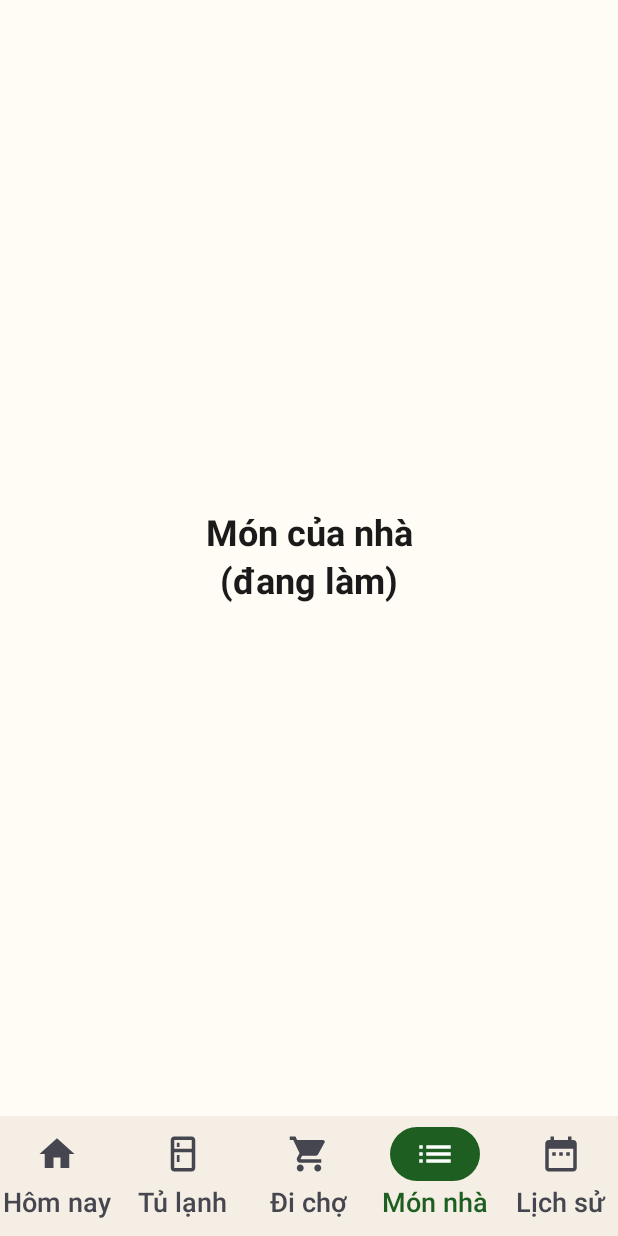
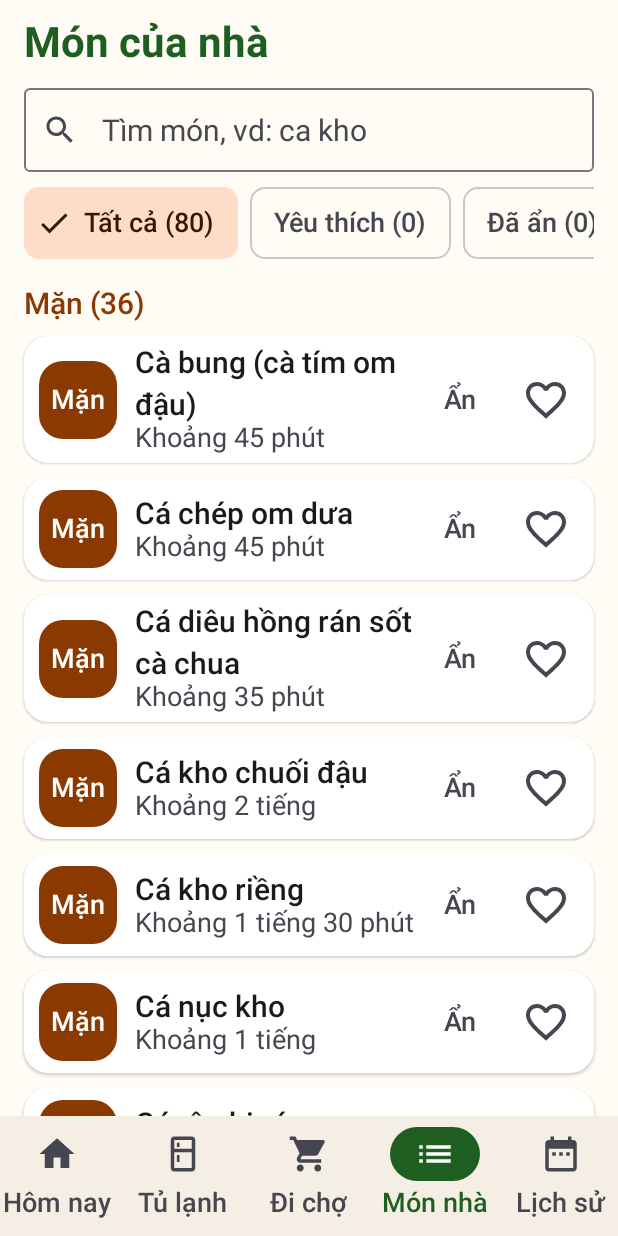
Before and after one commit to tommydangdn95/WhatEatToday, an Android app built with Jetpack Compose: the screen it shows after launch (MainActivity), item 4 of the bottom bar chosen, on a phone screen of 412 x 824 dp. Run offline under Robolectric (Android 15) with nearby library versions, the phone set to English and light mode, and no system bars; our stand-ins replace Dagger/Hilt's generated code, Room's generated code; libraries missing offline, so code that uses them is left out: androidx.hilt.lifecycle.

Commit message:
Favorites: weight 10/100 in suggestions, Món nhà tab with Yêu thích / Đã ẩn filters
- SuggestionEngine weights as constants: weather 30, region 20, recency 25, favorite 10, pantry 15
- Favorites only add score; hidden / repeat-avoid / quick filter / slot / protein rules still apply (tests)
- Món nhà tab (F07, F09): search without accents, chips with counts, grouped by category,
  heart / hide / unhide with 5s undo, tap → recipe
- SPEC 1.2, CLAUDE.md updated; 42 unit tests

Co-Authored-By: Claude Opus 5.5 <noreply@anthropic.com>

```diff
--- a/app/src/main/java/com/family/homnayangi/domain/SuggestionEngine.kt
+++ b/app/src/main/java/com/family/homnayangi/domain/SuggestionEngine.kt
@@ -69,19 +69,22 @@ class SuggestionEngine(private val random: Random = Random.Default) {
 
     /** [daysSinceLastEaten] = null nếu chưa từng ăn. */
     fun recencyScore(daysSinceLastEaten: Long?): Int =
-        if (daysSinceLastEaten == null) 20 else min(daysSinceLastEaten, 20L).toInt()
+        if (daysSinceLastEaten == null) RECENCY_MAX else min(daysSinceLastEaten, RECENCY_MAX.toLong()).toInt()
+
+    /** Món yêu thích chỉ được cộng điểm; mọi điều kiện lọc (ẩn, tránh lặp, đúng loại, trùng thịt/cá) vẫn áp dụng như món khác. */
+    fun favoriteScore(dish: DishInfo): Int = if (dish.isFavorite) FAVORITE else 0
 
     fun pantryScore(dish: DishInfo, pantry: Set<String>): Double {
         if (dish.mainIngredients.isEmpty()) return 0.0
         val have = dish.mainIngredients.count { it.id in pantry }
-        return 15.0 * have / dish.mainIngredients.size
+        return PANTRY_MAX.toDouble() * have / dish.mainIngredients.size
     }
 
     fun score(dish: DishInfo, ctx: SuggestionContext, daysSinceLastEaten: Long?): ScoredDish {
         val total = weatherScore(dish.seasons, ctx.weather) +
             regionScore(dish.region) +
             recencyScore(daysSinceLastEaten) +
-            (if (dish.isFavorite) 15 else 0) +
+            favoriteScore(dish) +
             pantryScore(dish, ctx.pantry)
         return ScoredDish(
             dish = dish,
@@ -242,6 +245,13 @@ class SuggestionEngine(private val random: Random = Random.Default) {
     }
 
     companion object {
+        // Thang điểm 100 (SPEC 8.2). Yêu thích chiếm 10%.
+        const val WEATHER_MAX = 30
+        const val REGION_MAX = 20
+        const val RECENCY_MAX = 25
+        const val FAVORITE = 10
+        const val PANTRY_MAX = 15
+
         const val TOP_N = 6
         const val QUICK_COOK_MIN = 30
     }
--- a/app/src/main/java/com/family/homnayangi/ui/AppRoot.kt
+++ b/app/src/main/java/com/family/homnayangi/ui/AppRoot.kt
@@ -34,6 +34,7 @@ import androidx.navigation.compose.composable
 import androidx.navigation.compose.currentBackStackEntryAsState
 import androidx.navigation.compose.rememberNavController
 import com.family.homnayangi.R
+import com.family.homnayangi.ui.dishes.DishesScreen
 import com.family.homnayangi.ui.history.HistoryScreen
 import com.family.homnayangi.ui.recipe.RecipeScreen
 import com.family.homnayangi.ui.recipe.RecipeViewModel
@@ -95,7 +96,7 @@ fun AppRoot() {
             }
             composable(Tab.PANTRY.route) { ComingSoon("Tủ lạnh có gì") }
             composable(Tab.SHOPPING.route) { ComingSoon("Đi chợ") }
-            composable(Tab.DISHES.route) { ComingSoon("Món của nhà") }
+            composable(Tab.DISHES.route) { DishesScreen(onOpenRecipe = { nav.navigate(RecipeViewModel.route(it)) }) }
             composable(Tab.HISTORY.route) { HistoryScreen(onCookAgain = { nav.navigateToTab(Tab.TODAY) }) }
             composable(SETTINGS_ROUTE) { ComingSoon("Cài đặt") }
             composable(
--- /dev/null
+++ b/app/src/main/java/com/family/homnayangi/ui/dishes/DishesScreen.kt
@@ -0,0 +1,236 @@
+package com.family.homnayangi.ui.dishes
+
+import androidx.compose.foundation.clickable
+import androidx.compose.foundation.horizontalScroll
+import androidx.compose.foundation.layout.Arrangement
+import androidx.compose.foundation.layout.Box
+import androidx.compose.foundation.layout.Column
+import androidx.compose.foundation.layout.PaddingValues
+import androidx.compose.foundation.layout.Row
+import androidx.compose.foundation.layout.WindowInsets
+import androidx.compose.foundation.layout.fillMaxSize
+import androidx.compose.foundation.layout.fillMaxWidth
+import androidx.compose.foundation.layout.heightIn
+import androidx.compose.foundation.layout.padding
+import androidx.compose.foundation.layout.size
+import androidx.compose.foundation.lazy.LazyColumn
+import androidx.compose.foundation.lazy.items
+import androidx.compose.foundation.rememberScrollState
+import androidx.compose.material.icons.Icons
+import androidx.compose.material.icons.filled.Check
+import androidx.compose.material.icons.filled.Clear
+import androidx.compose.material.icons.filled.Favorite
+import androidx.compose.material.icons.filled.FavoriteBorder
+import androidx.compose.material.icons.filled.Search
+import androidx.compose.material3.Card
+import androidx.compose.material3.CardDefaults
+import androidx.compose.material3.CircularProgressIndicator
+import androidx.compose.material3.FilterChip
+import androidx.compose.material3.FilterChipDefaults
+import androidx.compose.material3.Icon
+import androidx.compose.material3.IconButton
+import androidx.compose.material3.MaterialTheme
+import androidx.compose.material3.OutlinedButton
+import androidx.compose.material3.OutlinedTextField
+import androidx.compose.material3.Scaffold
+import androidx.compose.material3.SnackbarDuration
+import androidx.compose.material3.SnackbarHost
+import androidx.compose.material3.SnackbarHostState
+import androidx.compose.material3.SnackbarResult
+import androidx.compose.material3.Text
+import androidx.compose.material3.TextButton
+import androidx.compose.runtime.Composable
+import androidx.compose.runtime.LaunchedEffect
+import androidx.compose.runtime.getValue
+import androidx.compose.runtime.remember
+import androidx.compose.runtime.rememberCoroutineScope
+import androidx.compose.ui.Alignment
+import androidx.compose.ui.Modifier
+import androidx.compose.ui.semantics.heading
+import androidx.compose.ui.semantics.semantics
+import androidx.compose.ui.unit.dp
+import androidx.hilt.lifecycle.viewmodel.compose.hiltViewModel
+import androidx.lifecycle.compose.collectAsStateWithLifecycle
+import com.family.homnayangi.domain.RecipeText
+import com.family.homnayangi.domain.model.DishInfo
+import com.family.homnayangi.ui.today.CategoryBadge
+import kotlinx.coroutines.launch
+import kotlinx.coroutines.withTimeoutOrNull
+
+/** Tab "Món nhà" (F07, F09): danh sách món, tìm không dấu, Yêu thích, Đã ẩn. */
+@Composable
+fun DishesScreen(
+    onOpenRecipe: (dishId: String) -> Unit,
+    viewModel: DishesViewModel = hiltViewModel(),
+) {
+    val state by viewModel.state.collectAsStateWithLifecycle()
+    val snackbar = remember { SnackbarHostState() }
+    val scope = rememberCoroutineScope()
+
+    LaunchedEffect(Unit) {
+        viewModel.eventFlow.collect { event ->
+            scope.launch {
+                snackbar.currentSnackbarData?.dismiss()
+                val message = when (event) {
+                    is DishesEvent.Unfavorited -> "Đã bỏ yêu thích \"${event.dish.name}\""
+                    is DishesEvent.Hidden -> "Đã ẩn \"${event.dish.name}\""
+                }
+                val result = withTimeoutOrNull(5_000) {
+                    snackbar.showSnackbar(message, actionLabel = "Hoàn tác", duration = SnackbarDuration.Indefinite)
+                }
+                if (result == SnackbarResult.ActionPerformed) viewModel.undo(event)
+            }
+        }
+    }
+
+    Scaffold(contentWindowInsets = WindowInsets(0), snackbarHost = { SnackbarHost(snackbar) }) { padding ->
+        LazyColumn(
+            modifier = Modifier.fillMaxSize().padding(padding),
+            contentPadding = PaddingValues(start = 16.dp, end = 16.dp, top = 8.dp, bottom = 16.dp),
+            verticalArrangement = Arrangement.spacedBy(10.dp),
+        ) {
+            item {
+                Text(
+                    "Món của nhà",
+                    style = MaterialTheme.typography.headlineMedium,
+                    color = MaterialTheme.colorScheme.primary,
+                    modifier = Modifier.padding(vertical = 4.dp).semantics { heading() },
+                )
+            }
+            item {
+                OutlinedTextField(
+                    value = state.query,
+                    onValueChange = viewModel::setQuery,
+                    placeholder = { Text("Tìm món, vd: ca kho", style = MaterialTheme.typography.bodyLarge) },
+                    leadingIcon = { Icon(Icons.Filled.Search, contentDescription = null) },
+                    trailingIcon = if (state.query.isNotEmpty()) {
+                        {
+                            IconButton(onClick = { viewModel.setQuery("") }, modifier = Modifier.size(56.dp)) {
+                                Icon(Icons.Filled.Clear, contentDescription = "Xoá chữ tìm")
+                            }
+                        }
+                    } else null,
+                    singleLine = true,
+                    textStyle = MaterialTheme.typography.bodyLarge,
+                    modifier = Modifier.fillMaxWidth(),
+                )
+            }
+            item {
+                Row(
+                    horizontalArrangement = Arrangement.spacedBy(8.dp),
+                    modifier = Modifier.horizontalScroll(rememberScrollState()),
+                ) {
+                    DishFilter.entries.forEach { f ->
+                        FilterChip(
+                            selected = state.filter == f,
+                            onClick = { viewModel.setFilter(f) },
+                            label = { Text("${f.label} (${state.counts[f] ?: 0})", style = MaterialTheme.typography.labelMedium) },
+                            leadingIcon = if (state.filter == f) {
+                                { Icon(Icons.Filled.Check, contentDescription = null) }
+                            } else null,
+                            colors = FilterChipDefaults.filterChipColors(
+                                selectedContainerColor = MaterialTheme.colorScheme.secondaryContainer,
+                            ),
+                            modifier = Modifier.heightIn(min = 48.dp),
+                        )
+                    }
+                }
+            }
+
+            when {
+                state.loading -> item {
+                    Box(Modifier.fillMaxWidth().padding(32.dp), contentAlignment = Alignment.Center) { CircularProgressIndicator() }
+                }
+                state.isEmpty -> item { EmptyText(state) }
+                else -> state.groups.forEach { group ->
+                    item(key = "h-${group.category}") {
+                        Text(
+                            "${group.category.label} (${group.dishes.size})",
+                            style = MaterialTheme.typography.titleSmall,
+                            color = MaterialTheme.colorScheme.secondary,
+                            modifier = Modifier.padding(top = 8.dp).semantics { heading() },
+                        )
+                    }
+                    items(group.dishes, key = { it.id }) { dish ->
+                        DishRow(
+                            dish = dish,
+                            hiddenMode = state.filter == DishFilter.HIDDEN,
+                            onOpen = { onOpenRecipe(dish.id) },
+                            onFavorite = { viewModel.toggleFavorite(dish) },
+                            onHide = { viewModel.hide(dish) },
+                            onUnhide = { viewModel.unhide(dish) },
+                        )
+                    }
+                }
+            }
+        }
+    }
+}
+
+@Composable
+private fun EmptyText(state: DishesUiState) {
+    val text = when {
+        state.query.isNotBlank() -> "Không tìm thấy món nào khớp \"${state.query}\"."
+        state.filter == DishFilter.FAVORITE ->
+            "Chưa có món yêu thích.\nMẹ bấm ♡ ở món nhà mình thích để lưu lại — app sẽ gợi ý các món này thường hơn."
+        state.filter == DishFilter.HIDDEN -> "Chưa ẩn món nào."
+        else -> "Chưa có món nào."
+    }
+    Text(
+        text,
+        style = MaterialTheme.typography.bodyLarge,
+        color = MaterialTheme.colorScheme.onSurfaceVariant,
+        modifier = Modifier.padding(vertical = 16.dp),
+    )
+}
+
+@Composable
+private fun DishRow(
+    dish: DishInfo,
+    hiddenMode: Boolean,
+    onOpen: () -> Unit,
+    onFavorite: () -> Unit,
+    onHide: () -> Unit,
+    onUnhide: () -> Unit,
+) {
+    Card(
+        colors = CardDefaults.cardColors(containerColor = MaterialTheme.colorScheme.surfaceContainerLowest),
+        elevation = CardDefaults.cardElevation(defaultElevation = 1.dp),
+        modifier = Modifier.fillMaxWidth(),
+    ) {
+        Row(verticalAlignment = Alignment.CenterVertically, modifier = Modifier.padding(start = 10.dp, end = 4.dp, top = 6.dp, bottom = 6.dp)) {
+            Row(
+                verticalAlignment = Alignment.CenterVertically,
+                horizontalArrangement = Arrangement.spacedBy(12.dp),
+                modifier = Modifier.weight(1f).heightIn(min = 56.dp).clickable(onClickLabel = "Xem cách nấu", onClick = onOpen),
+            ) {
+                CategoryBadge(dish.category, size = 52)
+                Column(Modifier.weight(1f)) {
+                    Text(dish.name, style = MaterialTheme.typography.titleSmall)
+                    Text(
+                        RecipeText.cookTimeLabel(dish.cookTimeMin),
+                        style = MaterialTheme.typography.bodyMedium,
+                        color = MaterialTheme.colorScheme.onSurfaceVariant,
+                    )
+                }
+            }
+            if (hiddenMode) {
+                OutlinedButton(onClick = onUnhide, modifier = Modifier.heightIn(min = 56.dp).padding(end = 6.dp)) {
+                    Text("Bỏ ẩn", style = MaterialTheme.typography.labelLarge)
+                }
+            } else {
+                TextButton(onClick = onHide, modifier = Modifier.heightIn(min = 56.dp)) {
+                    Text("Ẩn", style = MaterialTheme.typography.labelMedium, color = MaterialTheme.colorScheme.onSurfaceVariant)
+                }
+                IconButton(onClick = onFavorite, modifier = Modifier.size(56.dp)) {
+                    Icon(
+                        imageVector = if (dish.isFavorite) Icons.Filled.Favorite else Icons.Filled.FavoriteBorder,
+                        contentDescription = if (dish.isFavorite) "Bỏ yêu thích ${dish.name}" else "Yêu thích ${dish.name}",
+                        tint = if (dish.isFavorite) MaterialTheme.colorScheme.tertiary else MaterialTheme.colorScheme.onSurfaceVariant,
+                        modifier = Modifier.size(32.dp),
+                    )
+                }
+            }
+        }
+    }
+}
--- /dev/null
+++ b/app/src/main/java/com/family/homnayangi/ui/dishes/DishesViewModel.kt
@@ -0,0 +1,117 @@
+package com.family.homnayangi.ui.dishes
+
+import androidx.lifecycle.ViewModel
+import androidx.lifecycle.viewModelScope
+import com.family.homnayangi.data.repo.DishRepository
+import com.family.homnayangi.domain.TextNormalizer
+import com.family.homnayangi.domain.model.DishCategory
+import com.family.homnayangi.domain.model.DishInfo
+import dagger.hilt.android.lifecycle.HiltViewModel
+import kotlinx.coroutines.channels.Channel
+import kotlinx.coroutines.flow.Flow
+import kotlinx.coroutines.flow.MutableStateFlow
+import kotlinx.coroutines.flow.SharingStarted
+import kotlinx.coroutines.flow.StateFlow
+import kotlinx.coroutines.flow.combine
+import kotlinx.coroutines.flow.receiveAsFlow
+import kotlinx.coroutines.flow.stateIn
+import kotlinx.coroutines.launch
+import javax.inject.Inject
+
+enum class DishFilter(val label: String) {
+    ALL("Tất cả"), FAVORITE("Yêu thích"), HIDDEN("Đã ẩn")
+}
+
+data class DishGroup(val category: DishCategory, val dishes: List<DishInfo>)
+
+data class DishesUiState(
+    val loading: Boolean = true,
+    val query: String = "",
+    val filter: DishFilter = DishFilter.ALL,
+    val groups: List<DishGroup> = emptyList(),
+    val counts: Map<DishFilter, Int> = emptyMap(),
+) {
+    val isEmpty: Boolean get() = groups.isEmpty()
+}
+
+object DishListBuilder {
+    private val categoryOrder = listOf(DishCategory.MAN, DishCategory.XAO, DishCategory.RAU, DishCategory.CANH)
+
+    fun matches(dish: DishInfo, filter: DishFilter): Boolean = when (filter) {
+        DishFilter.ALL -> !dish.isHidden
+        DishFilter.FAVORITE -> dish.isFavorite && !dish.isHidden
+        DishFilter.HIDDEN -> dish.isHidden
+    }
+
+    /** F07/F09 — lọc theo chip + tìm không dấu, nhóm theo loại món, tên A→Z. */
+    fun build(dishes: List<DishInfo>, filter: DishFilter, query: String): List<DishGroup> {
+        val filtered = dishes.filter { matches(it, filter) && TextNormalizer.matches(TextNormalizer.noAccent(it.name), query) }
+        return categoryOrder.mapNotNull { cat ->
+            filtered.filter { it.category == cat }
+                .sortedBy { TextNormalizer.noAccent(it.name) }
+                .takeIf { it.isNotEmpty() }
+                ?.let { DishGroup(cat, it) }
+        }
+    }
+
+    fun counts(dishes: List<DishInfo>): Map<DishFilter, Int> =
+        DishFilter.entries.associateWith { f -> dishes.count { matches(it, f) } }
+}
+
+sealed interface DishesEvent {
+    data class Unfavorited(val dish: DishInfo) : DishesEvent
+    data class Hidden(val dish: DishInfo) : DishesEvent
+}
+
+@HiltViewModel
+class DishesViewModel @Inject constructor(
+    private val dishRepository: DishRepository,
+) : ViewModel() {
+
+    private val query = MutableStateFlow("")
+    private val filter = MutableStateFlow(DishFilter.ALL)
+    private val events = Channel<DishesEvent>(Channel.BUFFERED)
+    val eventFlow: Flow<DishesEvent> = events.receiveAsFlow()
+
+    val state: StateFlow<DishesUiState> =
+        combine(dishRepository.dishes, query, filter) { dishes, q, f ->
+            DishesUiState(
+                loading = false,
+                query = q,
+                filter = f,
+                groups = DishListBuilder.build(dishes, f, q),
+                counts = DishListBuilder.counts(dishes),
+            )
+        }.stateIn(viewModelScope, SharingStarted.WhileSubscribed(5_000), DishesUiState())
+
+    fun setQuery(text: String) { query.value = text }
+    fun setFilter(f: DishFilter) { filter.value = f }
+
+    fun toggleFavorite(dish: DishInfo) {
+        viewModelScope.launch {
+            dishRepository.setFavorite(dish.id, !dish.isFavorite)
+            // Bỏ yêu thích = xoá khỏi danh sách đã lưu → có Hoàn tác (SPEC mục 2).
+            if (dish.isFavorite) events.send(DishesEvent.Unfavorited(dish))
+        }
+    }
+
+    fun hide(dish: DishInfo) {
+        viewModelScope.launch {
+            dishRepository.setHidden(dish.id, true)
+            events.send(DishesEvent.Hidden(dish))
+        }
+    }
+
+    fun unhide(dish: DishInfo) {
+        viewModelScope.launch { dishRepository.setHidden(dish.id, false) }
+    }
+
+    fun undo(event: DishesEvent) {
+        viewModelScope.launch {
+            when (event) {
+                is DishesEvent.Unfavorited -> dishRepository.setFavorite(event.dish.id, true)
+                is DishesEvent.Hidden -> dishRepository.setHidden(event.dish.id, false)
+            }
+        }
+    }
+}
```
Also changed, not shown: 4 other files.
